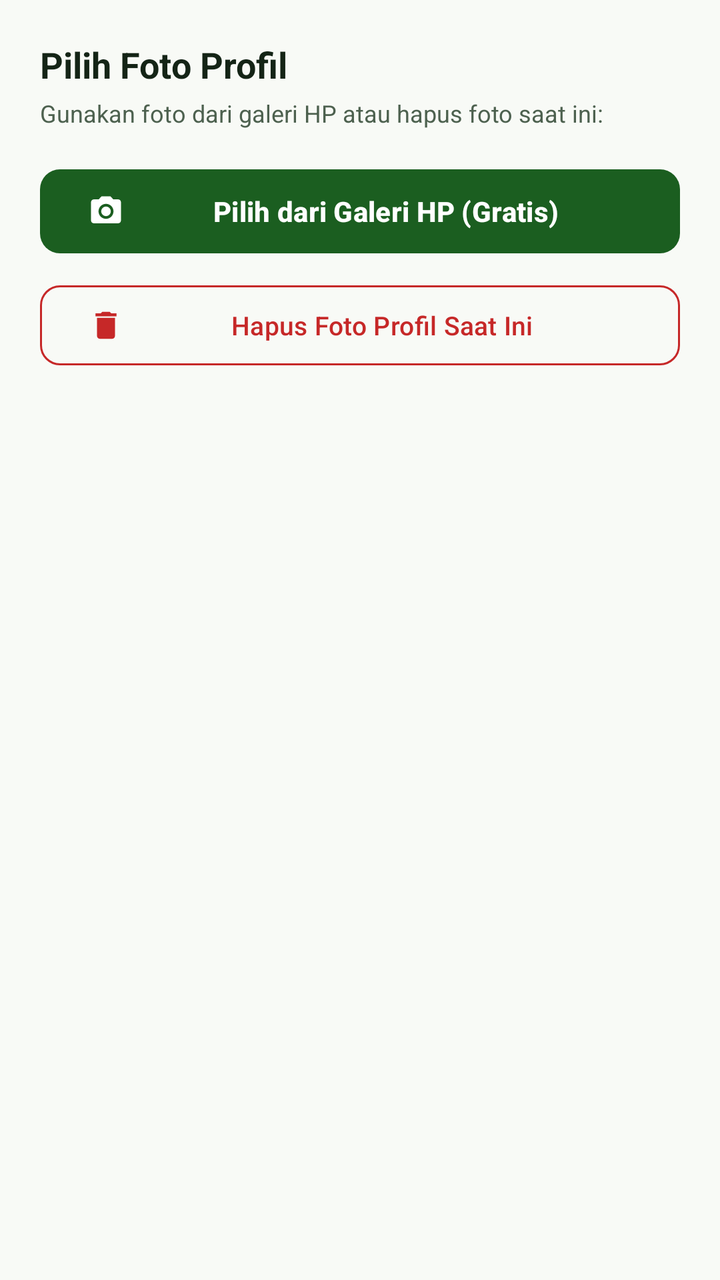
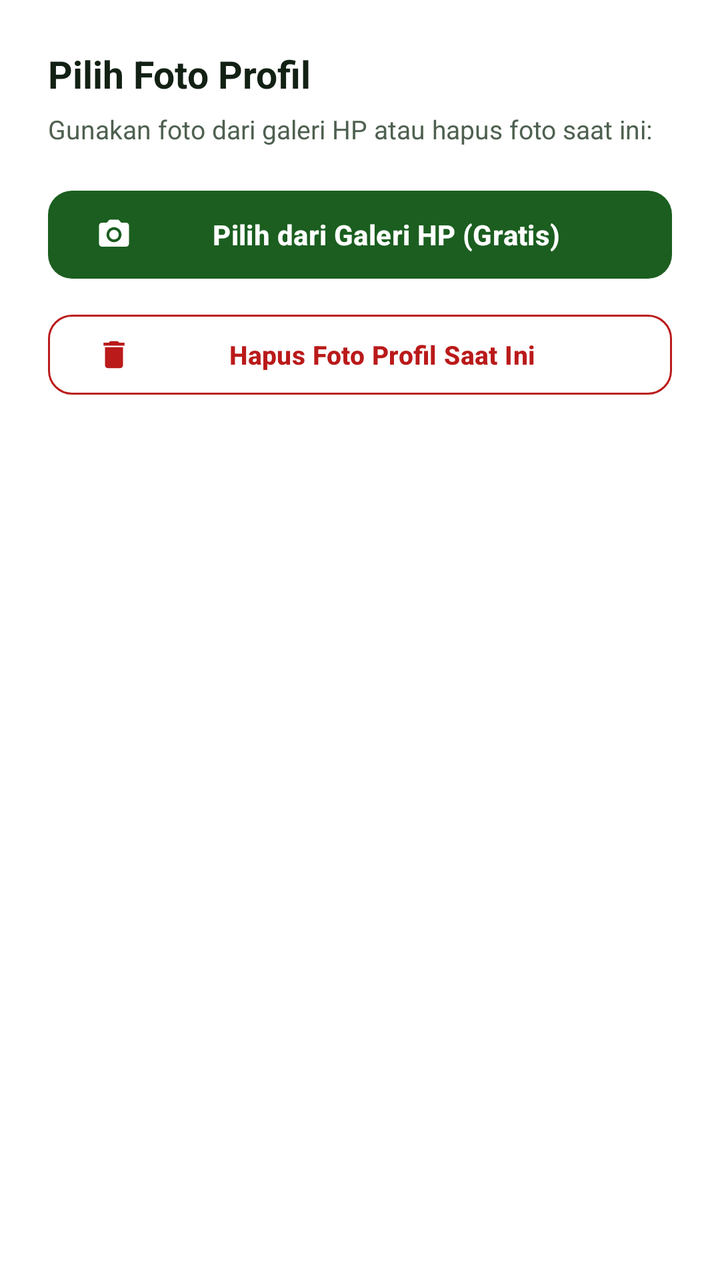

An Android layout rendered at two revisions. The XML below is the earlier revision; the diff shows what the commit changed to produce the second picture.
<!-- AndroidManifest.xml: application theme Theme.Perpustakaan2 -->
<!-- res/layout/dialog_change_avatar.xml -->
<?xml version="1.0" encoding="utf-8"?>
<LinearLayout xmlns:android="http://schemas.android.com/apk/res/android"
    xmlns:app="http://schemas.android.com/apk/res-auto"
    android:layout_width="match_parent"
    android:layout_height="wrap_content"
    android:orientation="vertical"
    android:padding="20dp">

    <TextView
        android:layout_width="wrap_content"
        android:layout_height="wrap_content"
        android:text="Pilih Foto Profil"
        android:textColor="@color/text_primary"
        android:textSize="18sp"
        android:textStyle="bold" />

    <TextView
        android:layout_width="wrap_content"
        android:layout_height="wrap_content"
        android:layout_marginTop="4dp"
        android:text="Gunakan foto dari galeri HP atau hapus foto saat ini:"
        android:textColor="@color/text_secondary"
        android:textSize="12sp" />

    <com.google.android.material.button.MaterialButton
        android:id="@+id/btnPickFromGallery"
        android:layout_width="match_parent"
        android:layout_height="50dp"
        android:layout_marginTop="16dp"
        android:text="Pilih dari Galeri HP (Gratis)"
        android:textSize="14sp"
        android:textStyle="bold"
        app:cornerRadius="10dp"
        app:icon="@drawable/ic_camera" />

    <com.google.android.material.button.MaterialButton
        android:id="@+id/btnRemovePhoto"
        style="@style/Widget.Material3.Button.OutlinedButton"
        android:layout_width="match_parent"
        android:layout_height="48dp"
        android:layout_marginTop="8dp"
        android:text="Hapus Foto Profil Saat Ini"
        android:textColor="@color/error"
        android:textSize="13sp"
        app:cornerRadius="10dp"
        app:icon="@drawable/ic_delete"
        app:iconTint="@color/error"
        app:strokeColor="@color/error" />

</LinearLayout>
<!-- resources referenced by this layout -->
<resources>
  <color name="error">#C62828</color>
  <color name="text_primary">#142416</color>
  <color name="text_secondary">#4D614F</color>
  <!-- drawable ic_delete (drawable) -->
  <vector xmlns:android="http://schemas.android.com/apk/res/android"
      android:width="24dp"
      android:height="24dp"
      android:viewportWidth="24"
      android:viewportHeight="24">
    <path
        android:fillColor="#EF4444"
        android:pathData="M6,19c0,1.1 0.9,2 2,2h8c1.1,0 2,-0.9 2,-2V7H6v12zM19,4h-3.5l-1,-1h-5l-1,1H5v2h14V4z"/>
  </vector>
  <style name="Theme.Perpustakaan2" parent="Theme.Material3.DayNight.NoActionBar">
          <item name="colorPrimary">@color/primary</item>
          <item name="colorPrimaryVariant">@color/primary_dark</item>
          <item name="colorSecondary">@color/secondary</item>
          <item name="android:statusBarColor">@color/background</item>
          <item name="android:windowLightStatusBar">true</item>
          <item name="android:windowBackground">@color/background</item>
          <item name="colorSurface">@color/surface</item>
          <item name="colorError">@color/error</item>
      </style>
  <color name="primary">#1B5E20</color>
  <color name="primary_dark">#0E3D13</color>
  <color name="secondary">#2E7D32</color>
  <color name="background">#F8FAF6</color>
  <color name="surface">#FFFFFF</color>
  <!-- unchanged entries left out for length: 1 -->
</resources>

<!-- the commit's change to res/layout/dialog_change_avatar.xml (unified diff, before → after) -->
@@ -3,46 +3,48 @@
     xmlns:app="http://schemas.android.com/apk/res-auto"
     android:layout_width="match_parent"
     android:layout_height="wrap_content"
+    android:background="@color/surface"
     android:orientation="vertical"
-    android:padding="20dp">
+    android:padding="24dp">
 
     <TextView
         android:layout_width="wrap_content"
         android:layout_height="wrap_content"
         android:text="Pilih Foto Profil"
         android:textColor="@color/text_primary"
-        android:textSize="18sp"
+        android:textSize="19sp"
         android:textStyle="bold" />
 
     <TextView
         android:layout_width="wrap_content"
         android:layout_height="wrap_content"
-        android:layout_marginTop="4dp"
+        android:layout_marginTop="6dp"
+        android:lineSpacingExtra="2dp"
         android:text="Gunakan foto dari galeri HP atau hapus foto saat ini:"
         android:textColor="@color/text_secondary"
-        android:textSize="12sp" />
+        android:textSize="13sp" />
 
     <com.google.android.material.button.MaterialButton
         android:id="@+id/btnPickFromGallery"
+        style="@style/Widget.Epustaka.Button.Primary"
         android:layout_width="match_parent"
-        android:layout_height="50dp"
-        android:layout_marginTop="16dp"
+        android:layout_height="52dp"
+        android:layout_marginTop="18dp"
         android:text="Pilih dari Galeri HP (Gratis)"
         android:textSize="14sp"
-        android:textStyle="bold"
-        app:cornerRadius="10dp"
+        app:cornerRadius="12dp"
         app:icon="@drawable/ic_camera" />
 
     <com.google.android.material.button.MaterialButton
         android:id="@+id/btnRemovePhoto"
-        style="@style/Widget.Material3.Button.OutlinedButton"
+        style="@style/Widget.Epustaka.Button.Outlined"
         android:layout_width="match_parent"
         android:layout_height="48dp"
-        android:layout_marginTop="8dp"
+        android:layout_marginTop="10dp"
         android:text="Hapus Foto Profil Saat Ini"
         android:textColor="@color/error"
         android:textSize="13sp"
-        app:cornerRadius="10dp"
+        app:cornerRadius="12dp"
         app:icon="@drawable/ic_delete"
         app:iconTint="@color/error"
         app:strokeColor="@color/error" />
<!-- resource entries referenced after the edit -->
@@ -1,8 +1,8 @@
 <!-- resources referenced by this layout -->
 <resources>
-  <color name="error">#C62828</color>
-  <color name="text_primary">#142416</color>
-  <color name="text_secondary">#4D614F</color>
+  <color name="error">#BA1A1A</color>
+  <color name="text_primary">#132115</color>
+  <color name="text_secondary">#4E6050</color>
   <!-- drawable ic_delete (drawable) -->
   <vector xmlns:android="http://schemas.android.com/apk/res/android"
       android:width="24dp"
@@ -13,20 +13,69 @@
         android:fillColor="#EF4444"
         android:pathData="M6,19c0,1.1 0.9,2 2,2h8c1.1,0 2,-0.9 2,-2V7H6v12zM19,4h-3.5l-1,-1h-5l-1,1H5v2h14V4z"/>
   </vector>
+  <style name="Widget.Epustaka.Button.Outlined" parent="Widget.Material3.Button.OutlinedButton">
+          <item name="android:minHeight">50dp</item>
+          <item name="android:textAllCaps">false</item>
+          <item name="android:textSize">14sp</item>
+          <item name="android:textStyle">bold</item>
+          <item name="android:letterSpacing">0.01</item>
+          <item name="cornerRadius">14dp</item>
+          <item name="strokeColor">@color/outline</item>
+          <item name="strokeWidth">1dp</item>
+      </style>
+  <style name="Widget.Epustaka.Button.Primary" parent="Widget.Material3.Button">
+          <item name="android:minHeight">52dp</item>
+          <item name="android:textAllCaps">false</item>
+          <item name="android:textSize">15sp</item>
+          <item name="android:textStyle">bold</item>
+          <item name="android:letterSpacing">0.01</item>
+          <item name="cornerRadius">14dp</item>
+          <item name="elevation">0dp</item>
+      </style>
   <style name="Theme.Perpustakaan2" parent="Theme.Material3.DayNight.NoActionBar">
           <item name="colorPrimary">@color/primary</item>
           <item name="colorPrimaryVariant">@color/primary_dark</item>
+          <item name="colorOnPrimary">@color/on_primary</item>
+          <item name="colorPrimaryContainer">@color/primary_container</item>
+          <item name="colorOnPrimaryContainer">@color/primary_dark</item>
+  
           <item name="colorSecondary">@color/secondary</item>
+          <item name="colorOnSecondary">@color/on_secondary</item>
+          <item name="colorSecondaryContainer">@color/secondary_container</item>
+          <item name="colorOnSecondaryContainer">@color/secondary_dark</item>
+  
+          <item name="android:colorBackground">@color/background</item>
+          <item name="android:windowBackground">@color/background</item>
+          <item name="colorSurface">@color/surface</item>
+          <item name="colorOnSurface">@color/text_primary</item>
+          <item name="colorSurfaceVariant">@color/surface_variant</item>
+          <item name="colorOnSurfaceVariant">@color/text_secondary</item>
+          <item name="colorOutline">@color/outline</item>
+          <item name="colorOutlineVariant">@color/outline_variant</item>
+  
+          <item name="colorError">@color/error</item>
+          <item name="colorOnError">@color/white</item>
+          <item name="colorErrorContainer">@color/error_container</item>
+  
           <item name="android:statusBarColor">@color/background</item>
           <item name="android:windowLightStatusBar">true</item>
-          <item name="android:windowBackground">@color/background</item>
-          <item name="colorSurface">@color/surface</item>
-          <item name="colorError">@color/error</item>
+          <item name="android:navigationBarColor">@color/surface</item>
+          <item name="android:windowLightNavigationBar" tools:targetApi="27">true</item>
       </style>
+  <color name="outline">#DCE4DA</color>
   <color name="primary">#1B5E20</color>
   <color name="primary_dark">#0E3D13</color>
+  <color name="on_primary">#FFFFFF</color>
+  <color name="primary_container">#CBE6CE</color>
   <color name="secondary">#2E7D32</color>
-  <color name="background">#F8FAF6</color>
+  <color name="on_secondary">#FFFFFF</color>
+  <color name="secondary_container">#D8EED9</color>
+  <color name="secondary_dark">#1B5E20</color>
+  <color name="background">#F6F8F5</color>
+  <color name="surface_variant">#EDF3EC</color>
+  <color name="outline_variant">#EAEFE8</color>
+  <color name="white">#FFFFFFFF</color>
+  <color name="error_container">#FFDAD6</color>
   <color name="surface">#FFFFFF</color>
   <!-- unchanged entries left out for length: 1 -->
 </resources>
